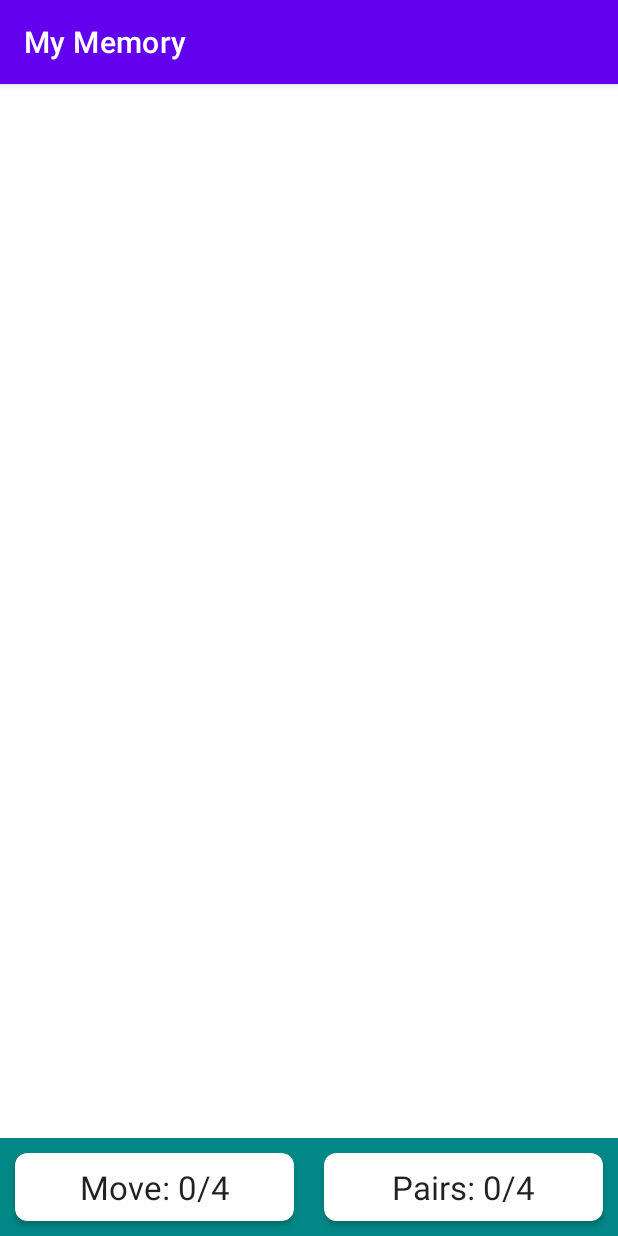
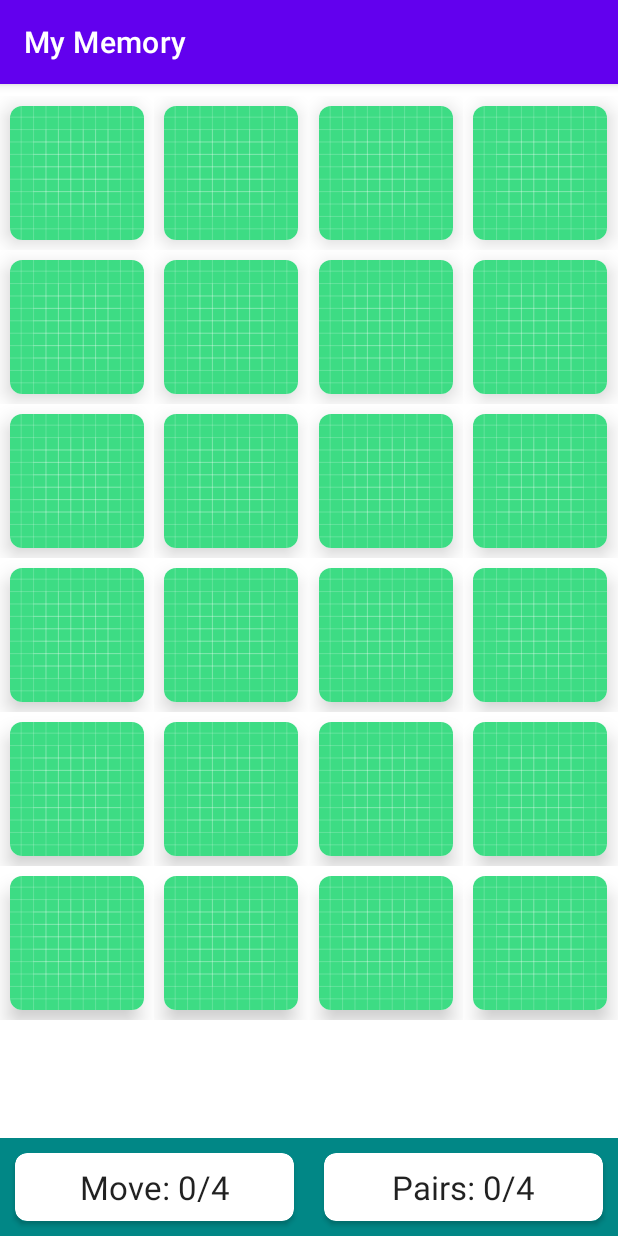
Before and after one commit to manish-jandu/MyMemoryGame, an Android app: the screen it shows after launch (MainActivity), on a phone screen of 412 x 824 dp. Run offline under Robolectric (Android 15) with nearby library versions, the phone set to English and light mode, and no system bars.

Commit message:
can change no of cards with enum

```diff
--- a/app/src/main/java/com/example/mymemory/MainActivity.kt
+++ b/app/src/main/java/com/example/mymemory/MainActivity.kt
@@ -3,14 +3,20 @@ package com.example.mymemory
 import androidx.appcompat.app.AppCompatActivity
 import android.os.Bundle
 import androidx.appcompat.app.AppCompatDelegate
+import androidx.recyclerview.widget.GridLayoutManager
+import com.example.mymemory.models.BoardSize
 import kotlinx.android.synthetic.main.activity_main.*
 
 class MainActivity : AppCompatActivity() {
+    private var boardSize:BoardSize = BoardSize.HARD
+
     override fun onCreate(savedInstanceState: Bundle?) {
         AppCompatDelegate.setDefaultNightMode(AppCompatDelegate.MODE_NIGHT_NO)
         super.onCreate(savedInstanceState)
         setContentView(R.layout.activity_main)
 
-
+        rvBoard.adapter = MemoryBoardAdapter(this,boardSize)
+        rvBoard.setHasFixedSize(true)
+        rvBoard.layoutManager = GridLayoutManager(this,boardSize.getWidth())
     }
 }
--- /dev/null
+++ b/app/src/main/java/com/example/mymemory/MemoryBoardAdapter.kt
@@ -0,0 +1,47 @@
+package com.example.mymemory
+import android.content.Context
+import android.util.Log
+import android.view.LayoutInflater
+import android.view.View
+import android.view.ViewGroup
+import android.widget.ImageButton
+import androidx.cardview.widget.CardView
+import androidx.recyclerview.widget.RecyclerView
+import com.example.mymemory.models.BoardSize
+import kotlin.math.min
+
+class MemoryBoardAdapter(private val context: Context,private val boardSize: BoardSize) :
+    RecyclerView.Adapter<MemoryBoardAdapter.ViewHolder>() {
+
+    companion object{
+        private const val MARGIN_SIZE = 10
+        private const val TAG = "MemoryBoardAdapter"
+    }
+
+    override fun onCreateViewHolder(parent: ViewGroup, viewType: Int): ViewHolder {
+        val cardWidth = parent.width /boardSize.getWidth() - (2*MARGIN_SIZE)
+        val cardHeight = parent.height / boardSize.getHeight() - (2*MARGIN_SIZE)
+        val cardSideLength = min(cardHeight,cardWidth)
+        val view = LayoutInflater.from(context).inflate(R.layout.memory_card,parent,false)
+        val layoutParams = view.findViewById<CardView>(R.id.cardView).layoutParams as ViewGroup.MarginLayoutParams
+        layoutParams.height = cardSideLength
+        layoutParams.width = cardSideLength
+        layoutParams.setMargins(MARGIN_SIZE, MARGIN_SIZE, MARGIN_SIZE, MARGIN_SIZE)
+        return ViewHolder(view)
+    }
+
+    override fun onBindViewHolder(holder: ViewHolder, position: Int) {
+        holder.bind(position)
+    }
+
+    override fun getItemCount(): Int = boardSize.numCards
+
+    inner class ViewHolder(itemView: View) : RecyclerView.ViewHolder(itemView){
+        val imageButton = itemView.findViewById<ImageButton>(R.id.imageButton)
+        fun bind(position: Int){
+            imageButton.setOnClickListener {
+                Log.e(TAG,"clicked on $position")
+            }
+        }
+    }
+}
--- /dev/null
+++ b/app/src/main/java/com/example/mymemory/models/BoardSize.kt
@@ -0,0 +1,22 @@
+package com.example.mymemory.models
+
+enum class BoardSize(val numCards: Int){
+    EASY(8),
+    MEDIUM(18),
+    HARD(24);
+
+    fun getWidth():Int{
+        return when(this){
+            EASY -> 2
+            MEDIUM -> 3
+            HARD -> 4
+        }
+    }
+    fun getHeight():Int{
+        return numCards/getWidth()
+    }
+
+    fun getNumPairs():Int{
+        return  numCards/2
+    }
+}
--- a/app/src/main/res/layout/activity_main.xml
+++ b/app/src/main/res/layout/activity_main.xml
@@ -54,6 +54,9 @@
         android:id="@+id/rvBoard"
         android:layout_width="0dp"
         android:layout_height="0dp"
+        android:layout_marginTop="8dp"
+        android:layout_marginBottom="8dp"
+        android:overScrollMode="never"
         app:layout_constraintBottom_toTopOf="@+id/llGameInfo"
         app:layout_constraintEnd_toEndOf="parent"
         app:layout_constraintHorizontal_bias="0.0"
--- /dev/null
+++ b/app/src/main/res/layout/memory_card.xml
@@ -0,0 +1,25 @@
+<?xml version="1.0" encoding="utf-8"?>
+<LinearLayout xmlns:android="http://schemas.android.com/apk/res/android"
+    xmlns:app="http://schemas.android.com/apk/res-auto"
+    android:layout_width="match_parent"
+    android:layout_height="wrap_content"
+    android:orientation="vertical"
+    android:gravity="center">
+
+    <androidx.cardview.widget.CardView
+        android:id="@+id/cardView"
+        android:layout_width="120dp"
+        android:layout_height="120dp"
+        app:cardCornerRadius="8dp"
+        app:cardElevation="8dp">
+
+        <ImageButton
+            android:id="@+id/imageButton"
+            android:layout_width="match_parent"
+            android:layout_height="match_parent"
+            android:background="@color/white"
+            android:scaleType="centerCrop"
+            app:srcCompat="@drawable/ic_launcher_background" />
+    </androidx.cardview.widget.CardView>
+
+</LinearLayout>
```
